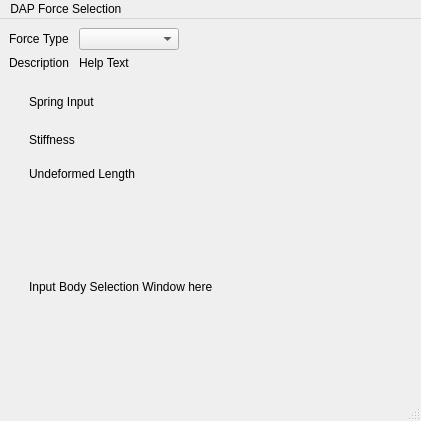
Old version of the form TaskPanelDapForces.ui in the repository ljplessis/Nikra-DAP.
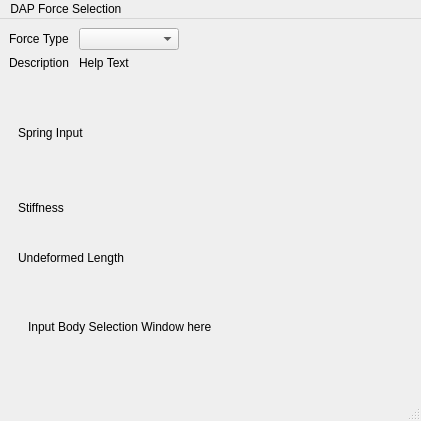
New version of the form. Custom widgets are drawn as their Qt base class.

Commit message: DAP: Minor rework of ui of force UI

Diff of the .ui file:
```diff
--- a/TaskPanelDapForces.ui
+++ b/TaskPanelDapForces.ui
@@ -131,15 +131,15 @@
        </layout>
       </widget>
       <widget class="QWidget" name="Page2">
-       <widget class="QWidget" name="gridLayoutWidget_2">
-        <property name="geometry">
-         <rect>
-          <x>20</x>
-          <y>50</y>
-          <width>233</width>
-          <height>61</height>
-         </rect>
-        </property>
+       <layout class="QVBoxLayout" name="verticalLayout_2">
+        <item>
+         <widget class="QLabel" name="label">
+          <property name="text">
+           <string>Spring Input </string>
+          </property>
+         </widget>
+        </item>
+        <item>
         <layout class="QGridLayout" name="gridLayout_3">
          <item row="0" column="0">
           <widget class="QLabel" name="label_2">
@@ -162,29 +162,9 @@
           <widget class="Gui::InputField" name="undefIn" native="true"/>
          </item>
         </layout>
-       </widget>
-       <widget class="QLabel" name="label">
-        <property name="geometry">
-         <rect>
-          <x>20</x>
-          <y>0</y>
-          <width>111</width>
-          <height>51</height>
-         </rect>
-        </property>
-        <property name="text">
-         <string>Spring Input </string>
-        </property>
-       </widget>
+        </item>
+        <item>
        <widget class="QWidget" name="widget" native="true">
-        <property name="geometry">
-         <rect>
-          <x>10</x>
-          <y>170</y>
-          <width>211</width>
-          <height>81</height>
-         </rect>
-        </property>
         <widget class="QLabel" name="label_8">
          <property name="geometry">
           <rect>
@@ -199,6 +179,8 @@
          </property>
         </widget>
        </widget>
+        </item>
+       </layout>
       </widget>
      </widget>
     </item>
```
Left out of the diff: 2 changed lines with no effect on the pictures. Lines whose indentation alone changed are shown as unchanged.
